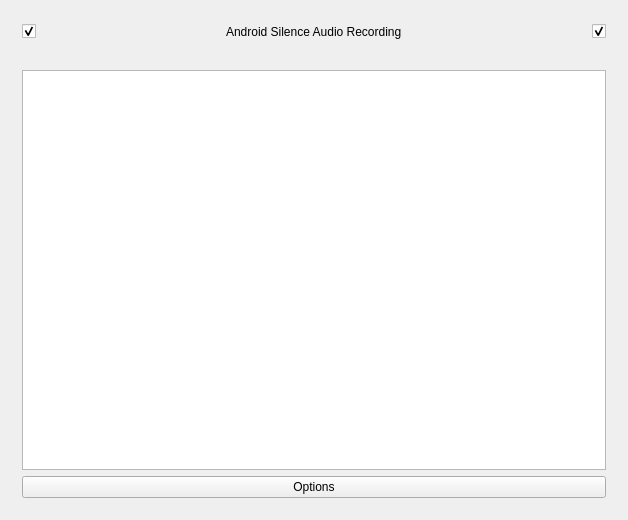
Above: qt_server/q_android_silence_audio_recording.ui from Gabriele91/AndroidSilenceAudioRecording before the change. Below: the same form after it.
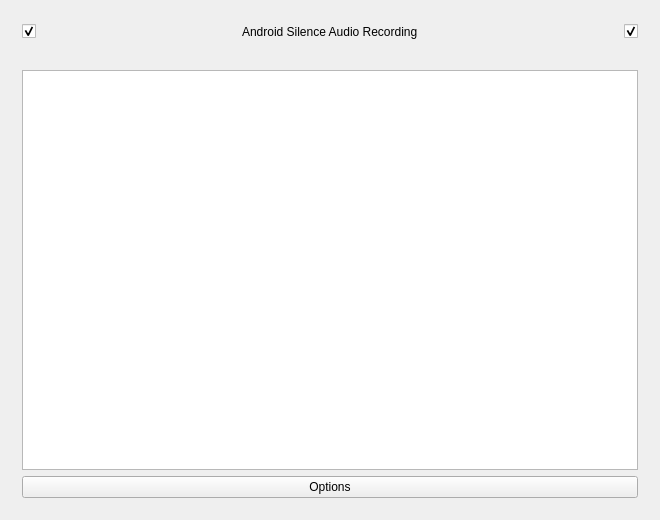
That is the form after the change. Custom widgets are drawn as their Qt base class.

```diff
--- a/qt_server/q_android_silence_audio_recording.ui
+++ b/qt_server/q_android_silence_audio_recording.ui
@@ -6,7 +6,7 @@
    <rect>
     <x>0</x>
     <y>0</y>
-    <width>628</width>
+    <width>660</width>
     <height>520</height>
    </rect>
   </property>
```
